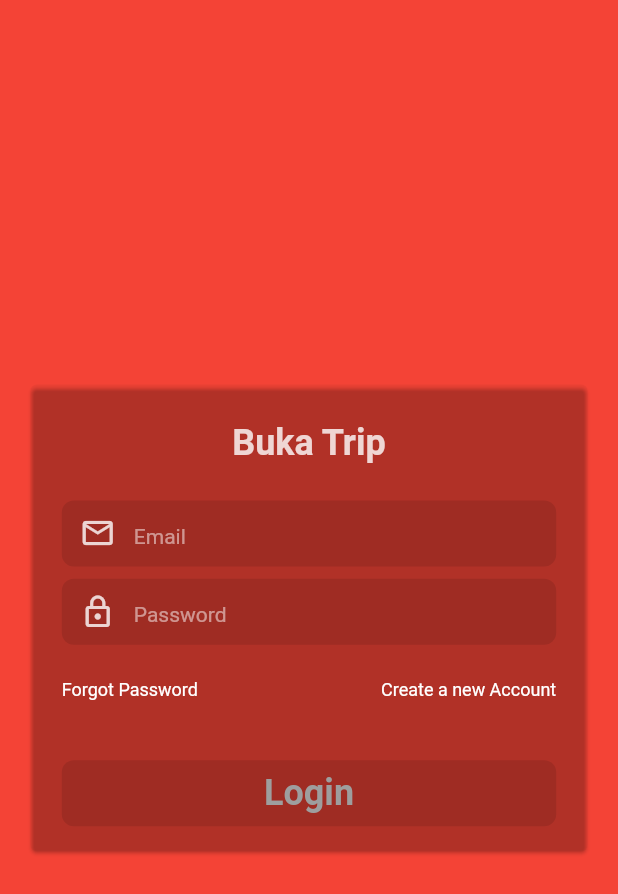
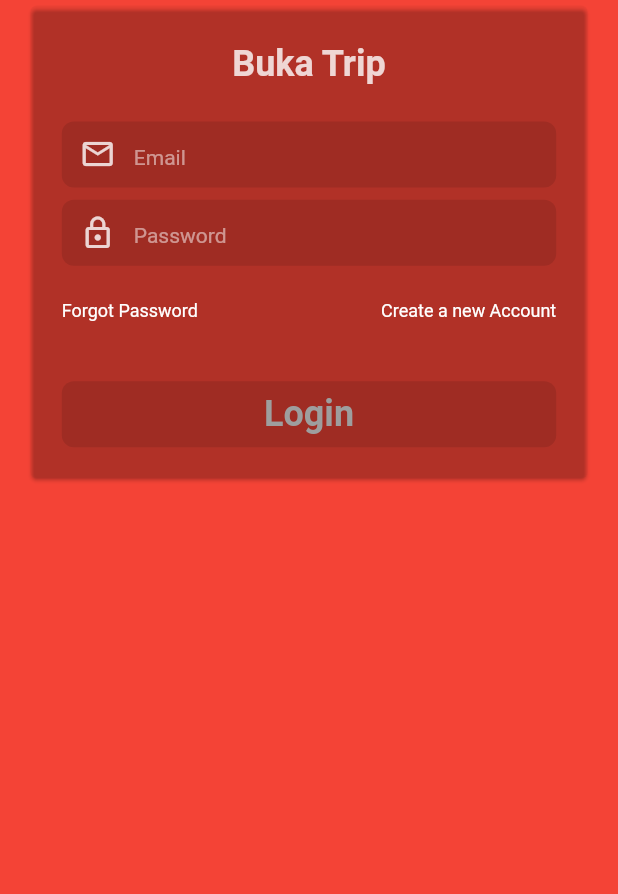
Before and after one commit to robzimpulse/buka_trip, a Flutter app: the screen it shows after launch, on a phone screen of 412 x 824 dp. Shown: the top 894 px of the screen. Run offline on Flutter 3.47's test engine with Material 2 defaults, Android fonts, the phone set to English and light mode, and no system bars; our stand-ins replace cloud_firestore, email_validator, firebase_auth, firebase_core; accounts and stored records are empty.

Commit message:
fix rendering overflow

```diff
--- a/lib/app/auth/auth.screen.dart
+++ b/lib/app/auth/auth.screen.dart
@@ -184,7 +184,6 @@ class _AuthScreen extends State<AuthScreen> {
       body: SingleChildScrollView(
         scrollDirection: Axis.vertical,
         child: SizedBox(
-          height: size.height,
           child: Center(
             child: Visibility(
               visible: _isLoading,
--- a/lib/app/auth/widgets/forget_password_form.widget.dart
+++ b/lib/app/auth/widgets/forget_password_form.widget.dart
@@ -68,7 +68,7 @@ class ForgetPasswordForm extends StatelessWidget {
                 left: size.width * .05,
                 right: size.width * .05,
                 top: size.height * .02,
-                bottom: size.height * .02
+                bottom: size.width * .05
             ),
           )
         ],
--- a/lib/app/auth/widgets/login_form.widget.dart
+++ b/lib/app/auth/widgets/login_form.widget.dart
@@ -82,7 +82,7 @@ class LoginForm extends StatelessWidget {
                 left: size.width * .05,
                 right: size.width * .05,
                 top: size.height * .02,
-                bottom: size.height * .02
+                bottom: size.width * .05
             ),
           )
         ],
--- a/lib/app/auth/widgets/register_form.widget.dart
+++ b/lib/app/auth/widgets/register_form.widget.dart
@@ -109,7 +109,7 @@ class RegisterForm extends StatelessWidget {
                 left: size.width * .05,
                 right: size.width * .05,
                 top: size.height * .02,
-                bottom: size.height * .02
+                bottom: size.width * .05
             ),
           )
         ],
```
